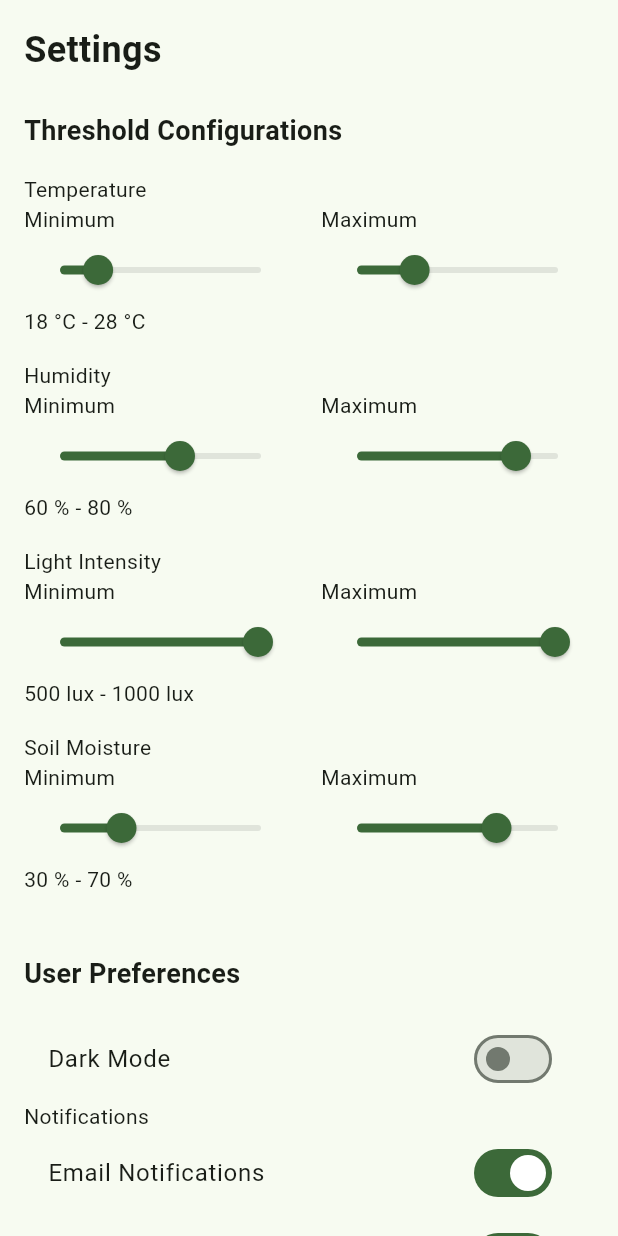
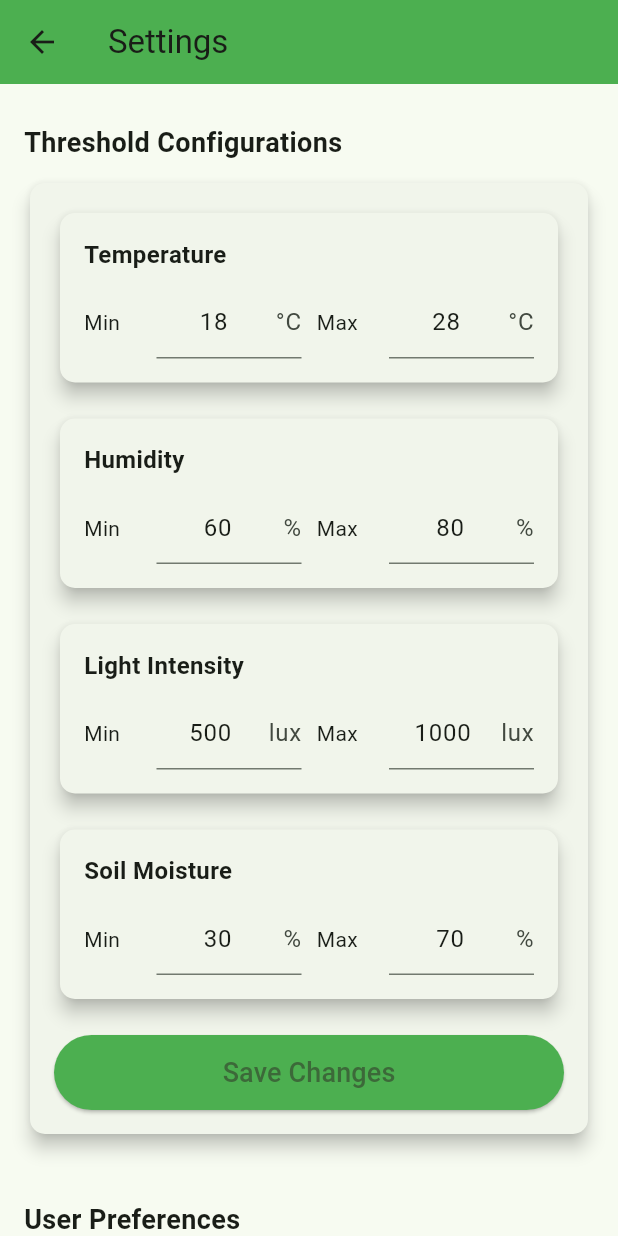
Before and after one commit to KaviduIsura/ps-app, a Flutter app: the SettingsScreen screen opened directly, on a phone screen of 412 x 824 dp. Run offline on Flutter 3.47's test engine with Material 3 defaults, Android fonts, the light colour scheme and no system bars; our stand-ins replace fl_chart; statements that could not run were skipped.

Commit message:
add tresholds in card wise🕹️🕹️

```diff
--- a/lib/screens/settings_screen.dart
+++ b/lib/screens/settings_screen.dart
@@ -1,256 +1,305 @@
 import 'package:flutter/material.dart';
 
-class SettingsScreen extends StatefulWidget {
-  const SettingsScreen({super.key});
-
-  @override
-  State<SettingsScreen> createState() => _SettingsScreenState();
-}
-
-class _SettingsScreenState extends State<SettingsScreen> {
-  double _minTemperature = 18;
-  double _maxTemperature = 28;
-  double _minHumidity = 60;
-  double _maxHumidity = 80;
-  double _minLightIntensity = 500;
-  double _maxLightIntensity = 1000;
-  double _minSoilMoisture = 30;
-  double _maxSoilMoisture = 70;
-  bool _darkMode = false;
-  bool _emailNotifications = true;
-  bool _pushNotifications = true;
-  bool _alertSounds = true;
-  String _timeZone = 'UTC';
+class SettingsScreen extends StatelessWidget {
+  const SettingsScreen({Key? key}) : super(key: key);
 
   @override
   Widget build(BuildContext context) {
-    return SingleChildScrollView(
-      padding: const EdgeInsets.all(16),
+    return Scaffold(
+      appBar: AppBar(
+        title: const Text("Settings"),
+        backgroundColor: Colors.green,
+      ),
+      body: SingleChildScrollView(
+        padding: const EdgeInsets.all(16.0),
         child: Column(
           crossAxisAlignment: CrossAxisAlignment.start,
           children: [
-          const Text(
-            'Settings',
-            style: TextStyle(
-              fontSize: 24,
-              fontWeight: FontWeight.bold,
+            // Threshold Configurations Section (Large Card)
+            const SectionHeader(title: "Threshold Configurations"),
+            Card(
+              elevation: 5,
+              shape: RoundedRectangleBorder(
+                borderRadius: BorderRadius.circular(10),
+              ),
+              child: Padding(
+                padding: const EdgeInsets.all(16.0),
+                child: Column(
+                  crossAxisAlignment: CrossAxisAlignment.start,
+                  children: [
+                    ThresholdCard(
+                      title: "Temperature",
+                      minController: TextEditingController(text: '18'),
+                      maxController: TextEditingController(text: '28'),
+                      unit: "°C",
+                    ),
+                    const SizedBox(height: 16),
+                    ThresholdCard(
+                      title: "Humidity",
+                      minController: TextEditingController(text: '60'),
+                      maxController: TextEditingController(text: '80'),
+                      unit: "%",
+                    ),
+                    const SizedBox(height: 16),
+                    ThresholdCard(
+                      title: "Light Intensity",
+                      minController: TextEditingController(text: '500'),
+                      maxController: TextEditingController(text: '1000'),
+                      unit: "lux",
+                    ),
+                    const SizedBox(height: 16),
+                    ThresholdCard(
+                      title: "Soil Moisture",
+                      minController: TextEditingController(text: '30'),
+                      maxController: TextEditingController(text: '70'),
+                      unit: "%",
+                    ),
+                    const SizedBox(height: 20),
+                    ElevatedButton(
+                      onPressed: () {
+                        // Save logic can be added here
+                      },
+                      style: ElevatedButton.styleFrom(
+                        backgroundColor: Colors.green,
+                        minimumSize: const Size(double.infinity, 50),
+                      ),
+                      child: const Text(
+                        "Save Changes",
+                        style: TextStyle(fontSize: 18),
                       ),
                     ),
-          const SizedBox(height: 24),
-          const Text(
-            'Threshold Configurations',
-            style: TextStyle(
-              fontSize: 18,
-              fontWeight: FontWeight.bold,
+                  ],
                 ),
               ),
-          const SizedBox(height: 16),
-          _ThresholdSetting(
-            title: 'Temperature',
-            min: _minTemperature,
-            max: _maxTemperature,
-            unit: '°C',
-            onMinChanged: (value) {
-              setState(() {
-                _minTemperature = value;
-              });
-            },
-            onMaxChanged: (value) {
-              setState(() {
-                _maxTemperature = value;
-              });
-            },
             ),
-          _ThresholdSetting(
-            title: 'Humidity',
-            min: _minHumidity,
-            max: _maxHumidity,
-            unit: '%',
-            onMinChanged: (value) {
-              setState(() {
-                _minHumidity = value;
-              });
-            },
-            onMaxChanged: (value) {
-              setState(() {
-                _maxHumidity = value;
-              });
-            },
+            const SizedBox(height: 30), // Space between sections
+
+            // User Preferences Section in Card
+            const SectionHeader(title: "User Preferences"),
+            Card(
+              elevation: 5,
+              shape: RoundedRectangleBorder(
+                borderRadius: BorderRadius.circular(10),
               ),
-          _ThresholdSetting(
-            title: 'Light Intensity',
-            min: _minLightIntensity,
-            max: _maxLightIntensity,
-            unit: 'lux',
-            onMinChanged: (value) {
-              setState(() {
-                _minLightIntensity = value;
-              });
-            },
-            onMaxChanged: (value) {
-              setState(() {
-                _maxLightIntensity = value;
-              });
-            },
-          ),
-          _ThresholdSetting(
-            title: 'Soil Moisture',
-            min: _minSoilMoisture,
-            max: _maxSoilMoisture,
-            unit: '%',
-            onMinChanged: (value) {
-              setState(() {
-                _minSoilMoisture = value;
-              });
-            },
-            onMaxChanged: (value) {
-              setState(() {
-                _maxSoilMoisture = value;
-              });
-            },
-          ),
-          const SizedBox(height: 24),
-          const Text(
-            'User Preferences',
-            style: TextStyle(
-              fontSize: 18,
-              fontWeight: FontWeight.bold,
-            ),
-          ),
-          const SizedBox(height: 16),
-          SwitchListTile(
-            title: const Text('Dark Mode'),
-            value: _darkMode,
-            onChanged: (value) {
-              setState(() {
-                _darkMode = value;
-              });
-            },
-          ),
-          const Text('Notifications'),
-          SwitchListTile(
-            title: const Text('Email Notifications'),
-            value: _emailNotifications,
-            onChanged: (value) {
-              setState(() {
-                _emailNotifications = value;
-              });
-            },
-          ),
-          SwitchListTile(
-            title: const Text('Push Notifications'),
-            value: _pushNotifications,
-            onChanged: (value) {
-              setState(() {
-                _pushNotifications = value;
-              });
-            },
-          ),
-          SwitchListTile(
-            title: const Text('Alert Sounds'),
-            value: _alertSounds,
-            onChanged: (value) {
-              setState(() {
-                _alertSounds = value;
-              });
-            },
-          ),
-          const SizedBox(height: 16),
-          const Text('Time Zone'),
+              child: Padding(
+                padding: const EdgeInsets.all(16.0),
+                child: Column(
+                  children: const [
+                    SwitchRow(label: "Dark Mode", value: false),
+                    SwitchRow(label: "Email Notifications", value: true),
+                    SwitchRow(label: "Push Notifications", value: true),
+                    SwitchRow(label: "Alert Sounds", value: true),
                     DropdownButton<String>(
-            value: _timeZone,
-            onChanged: (String? newValue) {
-              setState(() {
-                _timeZone = newValue!;
-              });
-            },
-            items: <String>['UTC', 'GMT', 'EST', 'PST', 'CST']
-                .map<DropdownMenuItem<String>>((String value) {
+                      isExpanded: true,
+                      value: "UTC",
+                      items: ["UTC", "GMT", "EST"].map((String value) {
                         return DropdownMenuItem<String>(
                           value: value,
                           child: Text(value),
                         );
                       }).toList(),
+                      onChanged: null, // Handle change
                     ),
-          const SizedBox(height: 24),
-          ElevatedButton(
-            onPressed: () {
-              // TODO: Implement save changes functionality
-              ScaffoldMessenger.of(context).showSnackBar(
-                const SnackBar(content: Text('Changes saved')),
+                  ],
+                ),
+              ),
+            ),
+            const SizedBox(height: 30), // Space between sections
+
+            // Device Management Section in Card
+            const SectionHeader(title: "Device Management"),
+            Card(
+              elevation: 5,
+              shape: RoundedRectangleBorder(
+                borderRadius: BorderRadius.circular(10),
+              ),
+              child: Padding(
+                padding: const EdgeInsets.all(16.0),
+                child: Column(
+                  children: [
+                    DeviceTile(
+                        deviceName: "Temperature Sensor 1",
+                        deviceType: "temperature",
+                        status: "online"),
+                    DeviceTile(
+                        deviceName: "Humidity Sensor 1",
+                        deviceType: "humidity",
+                        status: "online"),
+                    ElevatedButton.icon(
+                      onPressed: () {},
+                      icon: const Icon(Icons.add),
+                      label: const Text("Add Device"),
+                      style: ElevatedButton.styleFrom(
+                          backgroundColor: Colors.green),
+                    ),
+                  ],
+                ),
+              ),
+            ),
+          ],
+        ),
+      ),
     );
-            },
-            child: const Text('Save Changes'),
+  }
+}
+
+class SectionHeader extends StatelessWidget {
+  final String title;
+  const SectionHeader({required this.title, Key? key}) : super(key: key);
+
+  @override
+  Widget build(BuildContext context) {
+    return Padding(
+      padding: const EdgeInsets.symmetric(vertical: 10),
+      child: Text(
+        title,
+        style: const TextStyle(fontSize: 18, fontWeight: FontWeight.bold),
       ),
+    );
+  }
+}
+
+class ThresholdCard extends StatelessWidget {
+  final String title;
+  final TextEditingController minController;
+  final TextEditingController maxController;
+  final String unit;
+
+  const ThresholdCard({
+    required this.title,
+    required this.minController,
+    required this.maxController,
+    required this.unit,
+    Key? key,
+  }) : super(key: key);
+
+  @override
+  Widget build(BuildContext context) {
+    return Card(
+      elevation: 5,
+      shape: RoundedRectangleBorder(
+        borderRadius: BorderRadius.circular(10),
+      ),
+      child: Padding(
+        padding: const EdgeInsets.all(16.0),
+        child: Column(
+          crossAxisAlignment: CrossAxisAlignment.start,
+          children: [
+            Text(
+              title,
+              style: const TextStyle(fontSize: 16, fontWeight: FontWeight.bold),
+            ),
+            const SizedBox(height: 10),
+            Row(
+              mainAxisAlignment: MainAxisAlignment.spaceBetween,
+              children: [
+                Expanded(flex: 2, child: const Text("Min")),
+                Expanded(
+                  flex: 4,
+                  child: TextFormField(
+                    controller: minController,
+                    keyboardType: TextInputType.number,
+                    decoration: InputDecoration(
+                      hintText: 'Min',
+                      suffixText: unit,
+                    ),
+                    textAlign: TextAlign.center,
+                  ),
+                ),
+                const SizedBox(width: 10),
+                Expanded(flex: 2, child: const Text("Max")),
+                Expanded(
+                  flex: 4,
+                  child: TextFormField(
+                    controller: maxController,
+                    keyboardType: TextInputType.number,
+                    decoration: InputDecoration(
+                      hintText: 'Max',
+                      suffixText: unit,
+                    ),
+                    textAlign: TextAlign.center,
+                  ),
+                ),
+              ],
+            ),
+          ],
+        ),
+      ),
+    );
+  }
+}
+
+class SwitchRow extends StatelessWidget {
+  final String label;
+  final bool value;
+
+  const SwitchRow({required this.label, required this.value, Key? key})
+      : super(key: key);
+
+  @override
+  Widget build(BuildContext context) {
+    return Padding(
+      padding: const EdgeInsets.symmetric(vertical: 8.0),
+      child: Row(
+        mainAxisAlignment: MainAxisAlignment.spaceBetween,
+        children: [
+          Text(label),
+          Switch(value: value, onChanged: (bool newValue) {}),
         ],
       ),
     );
   }
 }
 
-class _ThresholdSetting extends StatelessWidget {
-  final String title;
-  final double min;
-  final double max;
-  final String unit;
-  final ValueChanged<double> onMinChanged;
-  final ValueChanged<double> onMaxChanged;
-
-  const _ThresholdSetting({
-    required this.title,
-    required this.min,
-    required this.max,
-    required this.unit,
-    required this.onMinChanged,
-    required this.onMaxChanged,
-  });
-
+class DeviceManagement extends StatelessWidget {
   @override
   Widget build(BuildContext context) {
     return Column(
-      crossAxisAlignment: CrossAxisAlignment.start,
       children: [
-        Text(title),
-        Row(
-          children: [
-            Expanded(
-              child: Column(
-                crossAxisAlignment: CrossAxisAlignment.start,
-                children: [
-                  const Text('Minimum'),
-                  Slider(
-                    value: min,
-                    min: 0,
-                    max: 100,
-                    divisions: 100,
-                    label: min.round().toString(),
-                    onChanged: onMinChanged,
+        DeviceTile(
+            deviceName: "Temperature Sensor 1",
+            deviceType: "temperature",
+            status: "online"),
+        DeviceTile(
+            deviceName: "Humidity Sensor 1",
+            deviceType: "humidity",
+            status: "online"),
+        ElevatedButton.icon(
+          onPressed: () {},
+          icon: const Icon(Icons.add),
+          label: const Text("Add Device"),
+          style: ElevatedButton.styleFrom(backgroundColor: Colors.green),
         ),
-                ],
-              ),
-            ),
-            const SizedBox(width: 16),
-            Expanded(
-              child: Column(
-                crossAxisAlignment: CrossAxisAlignment.start,
-                children: [
-                  const Text('Maximum'),
-                  Slider(
-                    value: max,
-                    min: 0,
-                    max: 100,
-                    divisions: 100,
-                    label: max.round().toString(),
-                    onChanged: onMaxChanged,
-                  ),
-                ],
-              ),
-            ),
-          ],
-        ),
-        Text('${min.round()} $unit - ${max.round()} $unit'),
-        const SizedBox(height: 16),
       ],
     );
   }
 }
+
+class DeviceTile extends StatelessWidget {
+  final String deviceName;
+  final String deviceType;
+  final String status;
+
+  const DeviceTile({
+    required this.deviceName,
+    required this.deviceType,
+    required this.status,
+    Key? key,
+  }) : super(key: key);
+
+  @override
+  Widget build(BuildContext context) {
+    return Padding(
+      padding: const EdgeInsets.symmetric(vertical: 8.0),
+      child: ListTile(
+        title: Text(deviceName),
+        subtitle: Text("Type: $deviceType"),
+        trailing: Text(
+          status,
+          style:
+              const TextStyle(color: Colors.green, fontWeight: FontWeight.bold),
+        ),
+      ),
+    );
+  }
+}
```
Lines whose indentation alone changed are shown as unchanged.
